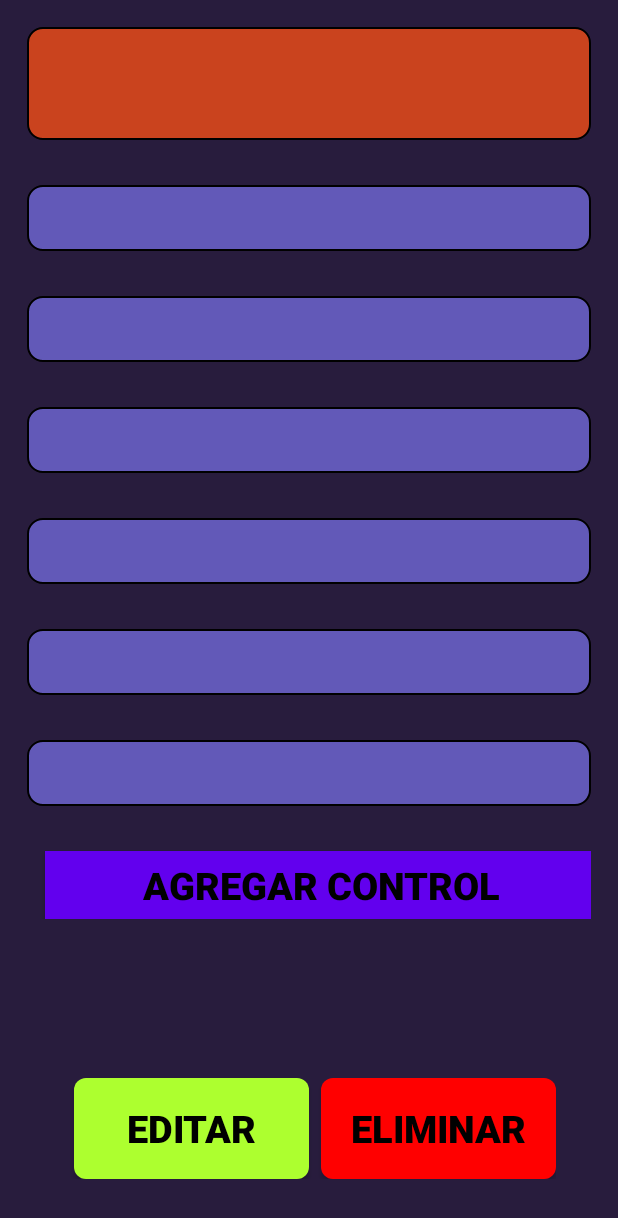
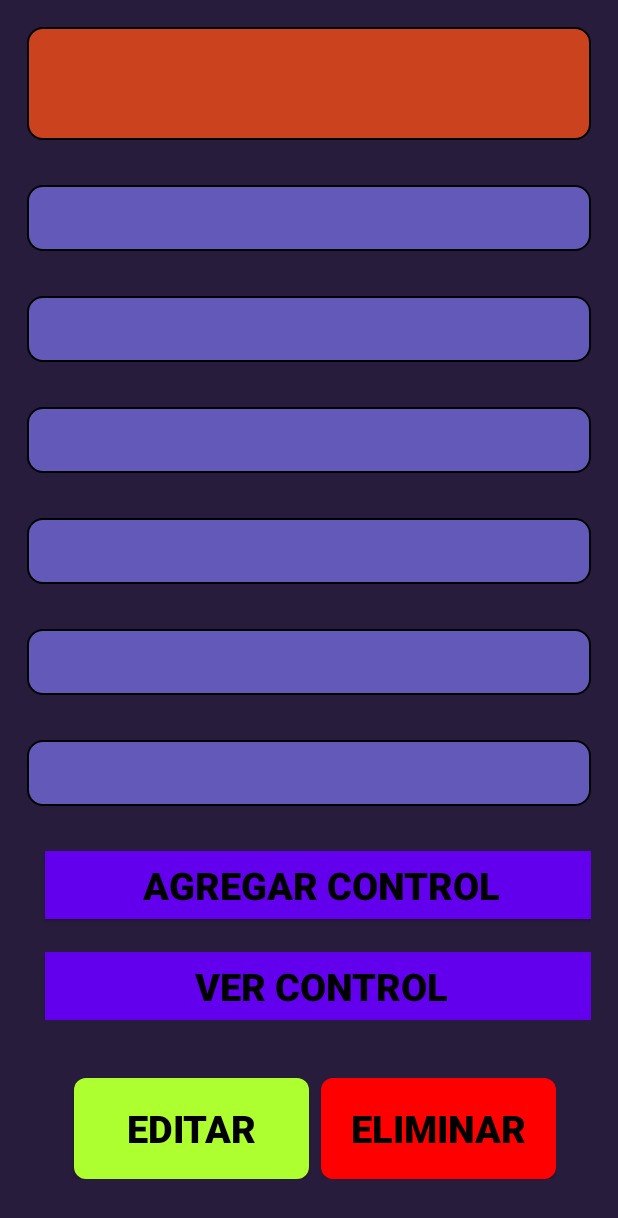
Before and after one commit to mriveros/ganatec-app, an Android app: the DetalleVaca screen opened directly, with no data from a screen before it, on a phone screen of 412 x 824 dp. Shown: the top 1218 px of the screen. Run offline under Robolectric (Android 15) with nearby library versions, the phone set to English and light mode, and no system bars; 1 statement that could not run was skipped.

Commit message:
modified:   app/src/main/java/com/example/asistenciadevacas/ConexionDB.kt 	modified:   app/src/main/java/com/example/asistenciadevacas/ControlVaca.kt 	modified:   app/src/main/java/com/example/asistenciadevacas/MainActivity.kt 	modified:   app/src/main/java/com/example/asistenciadevacas/SQLite.kt 	modified:   app/src/main/res/layout/activity_detalle_vaca.xml 	modified:   app/src/main/res/values/strings.xml

```diff
--- a/app/src/main/java/com/example/asistenciadevacas/ConexionDB.kt
+++ b/app/src/main/java/com/example/asistenciadevacas/ConexionDB.kt
@@ -6,6 +6,7 @@ class ConexionDB {
     var conexion: SQLite
     constructor(context: Context){
         conexion = SQLite(context, "dbH", null, 1)
+
     }
 
     //guardar vaca
--- a/app/src/main/java/com/example/asistenciadevacas/ControlVaca.kt
+++ b/app/src/main/java/com/example/asistenciadevacas/ControlVaca.kt
@@ -50,9 +50,8 @@ class ControlVaca : AppCompatActivity() {
             val controlVaca = ControlVacaModel(null,arrayControles.selectedItemPosition,vaca_id,"01/01/2024",peso.text.toString(),observacion.text.toString())
             var id_control = conexion.guardarControlVaca(controlVaca)
             Toast.makeText(this, "Control ${id_control} registrado", Toast.LENGTH_SHORT).show()
-
-
             Log.d("DEBUG", "Se guarda control")
+            finish()
         }
     }
 }
--- a/app/src/main/java/com/example/asistenciadevacas/MainActivity.kt
+++ b/app/src/main/java/com/example/asistenciadevacas/MainActivity.kt
@@ -2,6 +2,7 @@ package com.example.asistenciadevacas
 
 import android.content.Intent
 import android.os.Bundle
+import android.util.Log
 import android.widget.Button
 import android.widget.Toast
 import androidx.appcompat.app.AppCompatActivity
@@ -41,8 +42,9 @@ class MainActivity : AppCompatActivity() {
 
     private fun syncData() {
         val vacas = conexion.getAllVacas()
+        Log.d("SyncData", "Número de vacas: ${vacas.size}")
         val controles = conexion.getAllControles()
-
+        Log.d("SyncData", "Número de controles: ${controles.size}")
         for (vaca in vacas) {
             // Crear una referencia a la base de datos de Firebase
             val vacaRef = database.child("vacas").child(vaca.id_vaca.toString())
@@ -56,6 +58,8 @@ class MainActivity : AppCompatActivity() {
                     Toast.makeText(this, "Error al sincronizar Vaca ${vaca.id_vaca}", Toast.LENGTH_SHORT).show()
                 }
         }
+
+
         //sincronizar controles
         for (control in controles) {
             // Crear una referencia a la base de datos de Firebase
--- a/app/src/main/java/com/example/asistenciadevacas/SQLite.kt
+++ b/app/src/main/java/com/example/asistenciadevacas/SQLite.kt
@@ -4,6 +4,10 @@ import android.database.sqlite.SQLiteDatabase
 import android.database.sqlite.SQLiteOpenHelper
 
 class SQLite(context: Context?, dbH: String?, factory: SQLiteDatabase.CursorFactory?, version: Int) : SQLiteOpenHelper(context, dbH, factory, version) {
+    init {
+        // Elimina la base de datos si existe
+        //context?.deleteDatabase(dbH)
+    }
     override fun onCreate(db: SQLiteDatabase?) {
         //tabla COLOR
         db?.execSQL("""
@@ -78,7 +82,7 @@ class SQLite(context: Context?, dbH: String?, factory: SQLiteDatabase.CursorFact
             )
         """)
         // Inserción de valores por defecto en la tabla tipo_control
-        db?.execSQL("INSERT INTO tipo_control (descripcion) VALUES ('Vacunación')")
+       /* db?.execSQL("INSERT INTO tipo_control (descripcion) VALUES ('Vacunación')")
         db?.execSQL("INSERT INTO tipo_control (descripcion) VALUES ('Control de enfermedades')")
         db?.execSQL("INSERT INTO tipo_control (descripcion) VALUES ('Nutrición y suplementación')")
         db?.execSQL("INSERT INTO tipo_control (descripcion) VALUES ('Desparasitación interna')")
@@ -88,14 +92,13 @@ class SQLite(context: Context?, dbH: String?, factory: SQLiteDatabase.CursorFact
         db?.execSQL("INSERT INTO tipo_control (descripcion) VALUES ('Higiene y limpieza')")
         db?.execSQL("INSERT INTO tipo_control (descripcion) VALUES ('Corte de pezuñas')")
         db?.execSQL("INSERT INTO tipo_control (descripcion) VALUES ('Sanitaciones pre y postparto')")
-
-
-
+    */
     }
 
     override fun onUpgrade(db: SQLiteDatabase?, oldVersion: Int, newVersion: Int) {
         if (newVersion > oldVersion) {
-            db?.execSQL("ALTER TABLE vaca ADD COLUMN estado INTEGER DEFAULT 0")
+            //db?.execSQL("ALTER TABLE vaca ADD COLUMN estado INTEGER DEFAULT 0")
+
         }
     }
 }
--- a/app/src/main/res/layout/activity_detalle_vaca.xml
+++ b/app/src/main/res/layout/activity_detalle_vaca.xml
@@ -121,6 +121,19 @@
                     android:textSize="25sp"
                     android:textStyle="bold"
                     android:minHeight="45dp"/>
+            <Button
+                    android:id="@+id/btnVerControl"
+                    android:layout_width="match_parent"
+                    android:layout_height="wrap_content"
+                    android:layout_weight="3"
+                    android:layout_marginStart="8dp"
+                    android:layout_marginTop="22dp"
+                    android:background="@drawable/btn_azul"
+                    android:text="@string/ver_control"
+                    android:textColor="@color/black"
+                    android:textSize="25sp"
+                    android:textStyle="bold"
+                    android:minHeight="45dp"/>
         </LinearLayout>
         </ScrollView>
     </androidx.cardview.widget.CardView>
--- a/app/src/main/res/values/strings.xml
+++ b/app/src/main/res/values/strings.xml
@@ -12,6 +12,7 @@
     <string name="tipo_control">Tipo Control</string>
     <string name="guardar">Guardar</string>
     <string name="agregar_control">Agregar Control</string>
+    <string name="ver_control">Ver Control</string>
     <string name="sanitacion">Sanitación</string>
     <string name="observacion">Observación...</string>
 </resources>
```
